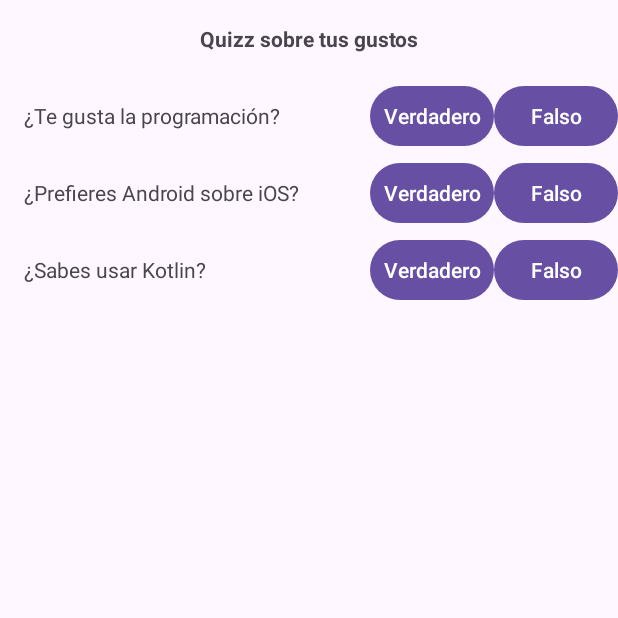
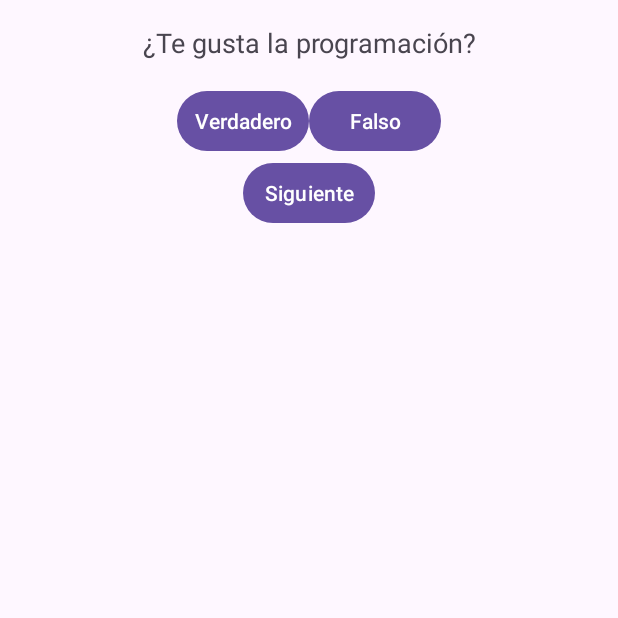
Before and after one commit to Omar-Gabriel-Martinez/Martinez_Orozco_E1, an Android app: the screen it shows after launch (MainActivity), on a phone screen of 412 x 824 dp, the top half of it. Run offline under Robolectric (Android 15) with nearby library versions, the phone set to English and light mode, and no system bars.

Commit message:
Versión funcional

```diff
--- a/app/src/main/java/com/martinez_orozco/martinez_orozco_e1quizapp2/MainActivity.kt
+++ b/app/src/main/java/com/martinez_orozco/martinez_orozco_e1quizapp2/MainActivity.kt
@@ -2,17 +2,17 @@ package com.martinez_orozco.martinez_orozco_e1quizapp2
 
 import android.os.Bundle
 import android.widget.Button
-import android.widget.LinearLayout
 import android.widget.TextView
 import android.widget.Toast
 import androidx.appcompat.app.AppCompatActivity
+import com.martinez_orozco.martinez_orozco_e1quizapp2.R
 
 class MainActivity : AppCompatActivity() {
 
     private val preguntas = listOf(
-        Pair(R.string.question1, Pair(R.string.answer1_true, R.string.answer1_false)),
-        Pair(R.string.question2, Pair(R.string.answer2_true, R.string.answer2_false)),
-        Pair(R.string.question3, Pair(R.string.answer3_true, R.string.answer3_false))
+        Triple(R.string.question1, R.string.answer1_true, R.string.answer1_false),
+        Triple(R.string.question2, R.string.answer2_true, R.string.answer2_false),
+        Triple(R.string.question3, R.string.answer3_true, R.string.answer3_false)
     )
 
     private var currentQuestionIndex = 0
@@ -24,31 +24,30 @@ class MainActivity : AppCompatActivity() {
         val textView = findViewById<TextView>(R.id.textView)
         val btnVerdadero = findViewById<Button>(R.id.btnVerdadero)
         val btnFalso = findViewById<Button>(R.id.btnFalso)
-        val btnNext = Button(this).apply {
-            text = getString(R.string.next_button)
-            layoutParams = btnVerdadero.layoutParams
-        }
-
-        val layout = findViewById<LinearLayout>(R.id.main)
-        layout.addView(btnNext)
+        val btnNext = findViewById<Button>(R.id.btnNext)
 
         // Función para actualizar la pregunta
         fun updateQuestion() {
-            val (questionResId, _) = preguntas[currentQuestionIndex]
-            textView.setText(questionResId)
+            if (currentQuestionIndex < preguntas.size) {
+                val (questionResId, _, _) = preguntas[currentQuestionIndex]
+                textView.setText(questionResId)
+                btnNext.visibility = if (currentQuestionIndex == preguntas.size - 1) Button.GONE else Button.VISIBLE
+            }
         }
 
-        // Eventos de clic
+        // Evento de clic en Verdadero
         btnVerdadero.setOnClickListener {
-            val (_, answers) = preguntas[currentQuestionIndex]
-            Toast.makeText(this, getString(answers.first), Toast.LENGTH_SHORT).show()
+            val (_, trueAnswer, _) = preguntas[currentQuestionIndex]
+            Toast.makeText(this, getString(trueAnswer), Toast.LENGTH_SHORT).show()
         }
 
+        // Evento de clic en Falso
         btnFalso.setOnClickListener {
-            val (_, answers) = preguntas[currentQuestionIndex]
-            Toast.makeText(this, getString(answers.second), Toast.LENGTH_SHORT).show()
+            val (_, _, falseAnswer) = preguntas[currentQuestionIndex]
+            Toast.makeText(this, getString(falseAnswer), Toast.LENGTH_SHORT).show()
         }
 
+        // Botón "Siguiente" para cambiar de pregunta
         btnNext.setOnClickListener {
             if (currentQuestionIndex < preguntas.size - 1) {
                 currentQuestionIndex++
@@ -58,7 +57,7 @@ class MainActivity : AppCompatActivity() {
             }
         }
 
-        // Mostrar la primera pregunta
+        // Mostrar la primera pregunta al iniciar
         updateQuestion()
     }
 }
--- a/app/src/main/res/layout/activity_main.xml
+++ b/app/src/main/res/layout/activity_main.xml
@@ -7,114 +7,43 @@
     android:layout_height="match_parent"
     android:orientation="vertical"
     tools:context=".MainActivity">
-    <LinearLayout
+
+    <TextView
+        android:id="@+id/textView"
         android:layout_width="match_parent"
         android:layout_height="wrap_content"
-        android:orientation="horizontal">
-        <TextView
-            android:id="@+id/titulo"
-            android:textAlignment="center"
-            android:textStyle="bold"
-            android:layout_width="0dp"
-            android:layout_height="wrap_content"
-            android:layout_weight="1"
-            android:padding="16dp"
-            android:text="Quizz sobre tus gustos" />
-    </LinearLayout>
+        android:padding="16dp"
+        android:text="@string/question1"
+        android:textSize="18sp"
+        android:textAlignment="center" />
 
     <LinearLayout
         android:layout_width="match_parent"
         android:layout_height="wrap_content"
-        android:orientation="horizontal">
-
-        <TextView
-            android:id="@+id/textView"
-            android:layout_width="0dp"
-            android:layout_height="wrap_content"
-            android:layout_weight=".60"
-            android:padding="16dp"
-            android:text="@string/question1" />
+        android:orientation="horizontal"
+        android:gravity="center">
 
         <Button
             android:id="@+id/btnVerdadero"
-            android:layout_width="0dp"
+            android:layout_width="wrap_content"
             android:layout_height="wrap_content"
-            android:layout_weight=".20"
             android:padding="8dp"
             android:text="@string/true_button" />
 
         <Button
             android:id="@+id/btnFalso"
-            android:layout_width="0dp"
+            android:layout_width="wrap_content"
             android:layout_height="wrap_content"
-            android:layout_weight=".20"
-            android:padding="8dp"
-            android:text="@string/false_button" />
-
-    </LinearLayout>
-
-    <LinearLayout
-        android:layout_width="match_parent"
-        android:layout_height="wrap_content"
-        android:orientation="horizontal">
-
-        <TextView
-            android:id="@+id/textView2"
-            android:layout_width="0dp"
-            android:layout_height="wrap_content"
-            android:layout_weight=".60"
-            android:padding="16dp"
-            android:text="@string/question2" />
-
-        <Button
-            android:id="@+id/btnVerdadero2"
-            android:layout_width="0dp"
-            android:layout_height="wrap_content"
-            android:layout_weight=".20"
-            android:padding="8dp"
-            android:text="@string/true_button" />
-
-        <Button
-            android:id="@+id/btnFalso2"
-            android:layout_width="0dp"
-            android:layout_height="wrap_content"
-            android:layout_weight=".20"
             android:padding="8dp"
             android:text="@string/false_button" />
     </LinearLayout>
 
-    <LinearLayout
-        android:layout_width="match_parent"
+    <Button
+        android:id="@+id/btnNext"
+        android:layout_width="wrap_content"
         android:layout_height="wrap_content"
-        android:orientation="horizontal">
-
-        <TextView
-            android:id="@+id/textView3"
-            android:layout_width="0dp"
-            android:layout_height="wrap_content"
-            android:layout_weight=".60"
-            android:padding="16dp"
-            android:text="@string/question3" />
-
-        <Button
-            android:id="@+id/btnVerdadero3"
-            android:layout_width="0dp"
-            android:layout_height="wrap_content"
-            android:layout_weight=".20"
-            android:padding="8dp"
-            android:text="@string/true_button" />
-
-        <Button
-            android:id="@+id/btnFalso3"
-            android:layout_width="0dp"
-            android:layout_height="wrap_content"
-            android:layout_weight=".20"
-            android:padding="8dp"
-            android:text="@string/false_button" />
-
-
-    </LinearLayout>
-
-
-
+        android:text="@string/next_button"
+        android:layout_gravity="center"
+        android:padding="8dp"
+        android:visibility="gone"/>
 </LinearLayout>
--- a/app/src/main/res/values/strings.xml
+++ b/app/src/main/res/values/strings.xml
@@ -1,5 +1,5 @@
 <resources>
-    <string name="app_name">Quiz App</string>
+    <string name="app_name">Martinez_Orozco_E1quizapp</string>
     <string name="true_button">Verdadero</string>
     <string name="false_button">Falso</string>
     <string name="next_button">Siguiente</string>
```
